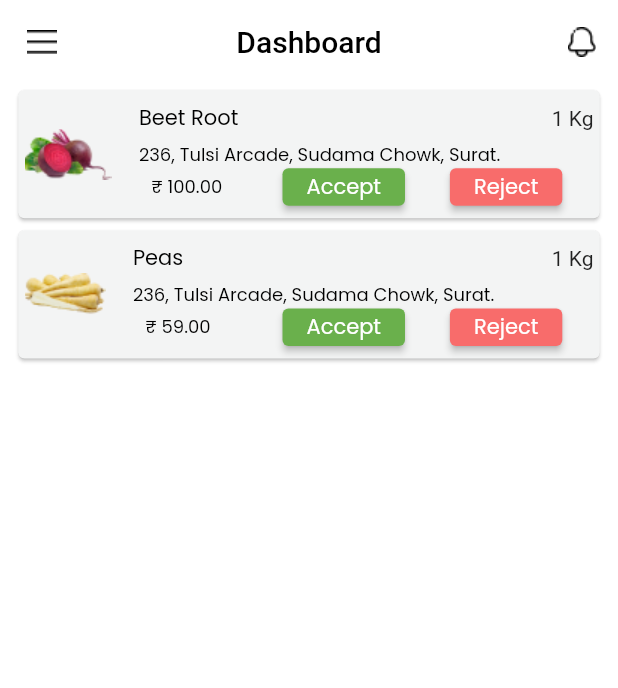
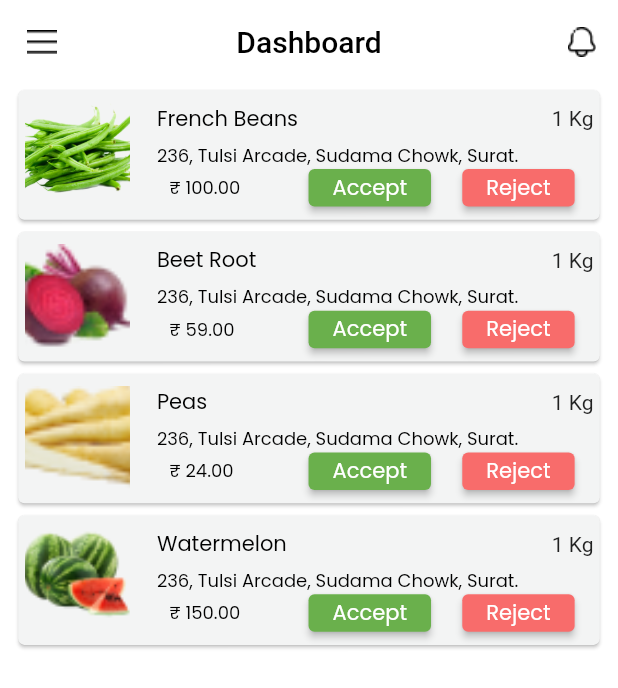
Before and after one commit to Neel-Paghadal/grocery_distributor, a Flutter app: the screen it shows after launch, on a phone screen of 412 x 824 dp. Shown: the top 688 px of the screen. Run offline on Flutter 3.47's test engine with Material 2 defaults, Android fonts, the phone set to English and light mode, and no system bars; our stand-ins replace flutter_svg, get.

Commit message:
add desgin godown stock add desgin user list add dash board

```diff
--- a/lib/Screens/dash_board.dart
+++ b/lib/Screens/dash_board.dart
@@ -11,11 +11,10 @@ class DashbordPage extends StatefulWidget {
 }
 
 class _DashbordPageState extends State<DashbordPage> {
- // List<String>productImage=['assets/Images/FrenchBeans.png'];
-  List<String> productImage=["assets/Images/beetroot.png","assets/Images/peas.png"];
-  List<String> productName=["Beet Root","Peas"];
-  List<String> Addresss=["236, Tulsi Arcade, Sudama Chowk, Surat.","236, Tulsi Arcade, Sudama Chowk, Surat."];
-  List<String> Price=['₹ 100.00','₹ 59.00'];
+  List<String> productImage=["assets/Images/frenchbeans.png","assets/Images/beetroot.png","assets/Images/peas.png","assets/Images/watermelon.png",];
+  List<String> productName=["French Beans","Beet Root","Peas","Watermelon",];
+  List<String> Addresss=["236, Tulsi Arcade, Sudama Chowk, Surat.","236, Tulsi Arcade, Sudama Chowk, Surat.","236, Tulsi Arcade, Sudama Chowk, Surat.","236, Tulsi Arcade, Sudama Chowk, Surat."];
+  List<String> Price=['₹ 100.00','₹ 59.00','₹ 24.00','₹ 150.00',];
 
 
   @override
@@ -39,7 +38,7 @@ class _DashbordPageState extends State<DashbordPage> {
        children: [
          Expanded(
              child: ListView.builder(
-                 itemCount: 2,
+                 itemCount: 4,
                  itemBuilder: (context,index){
                    return Padding(
                      padding: EdgeInsets.only(left: deviceWidth*0.02,right: deviceWidth*0.02),
@@ -58,9 +57,9 @@ class _DashbordPageState extends State<DashbordPage> {
                                  children: [
                                    Container(
                                      child: Image(image: AssetImage(productImage[index].toString()),
-                                       // fit: BoxFit.cover,
-                                       // height: 40,
-                                       // width: 40,
+                                        fit: BoxFit.cover,
+                                        height: 70,
+                                        width: 70,
                                      ),
                                    ),
                                    SizedBox(
@@ -127,15 +126,15 @@ class _DashbordPageState extends State<DashbordPage> {
                                                    ),),
                                                ),
                                                Padding(
-                                                 padding: EdgeInsets.only(left: deviceWidth*0.01,right: deviceWidth*0.01),
+                                                 padding: EdgeInsets.only(left: deviceWidth*0.01),
                                                  child: Row(
-                                                   mainAxisAlignment: MainAxisAlignment.spaceBetween,
+                                                   mainAxisAlignment: MainAxisAlignment.spaceAround,
                                                    children: [
                                                      Padding(
-                                                       padding: EdgeInsets.only(left: deviceWidth*0.01,right: deviceWidth*0.01),
+                                                       padding: EdgeInsets.only(left: deviceWidth*0.01),
                                                        child: Container(
                                                          height:25,
-                                                         width:100,
+                                                         width:90,
                                                          decoration: BoxDecoration(
                                                            borderRadius: BorderRadius.circular(2),
                                                          ),
@@ -153,7 +152,7 @@ class _DashbordPageState extends State<DashbordPage> {
                                                        ),
                                                      ),
                                                      Padding(
-                                                       padding: EdgeInsets.only(left: deviceWidth*0.01,right: deviceWidth*0.01),
+                                                       padding: EdgeInsets.only(left: deviceWidth*0.01),
                                                        child: Container(
                                                          height: 25,
                                                          width: 100,
```
Also changed, not shown: assets/Images/watermelon.png (added).
